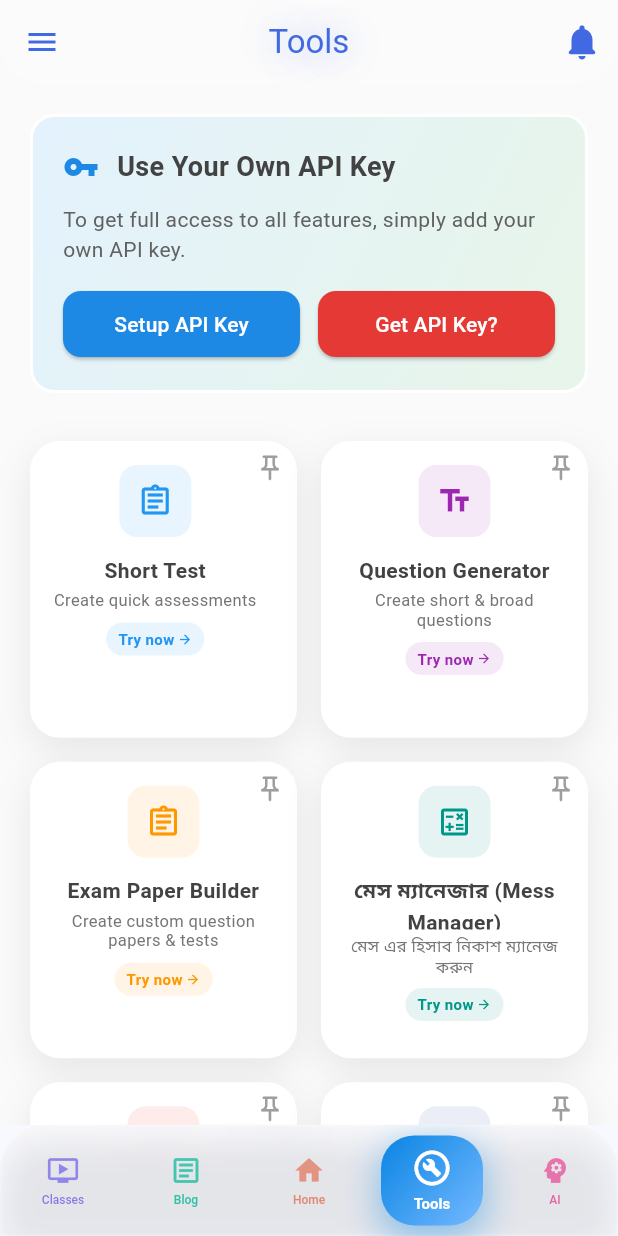
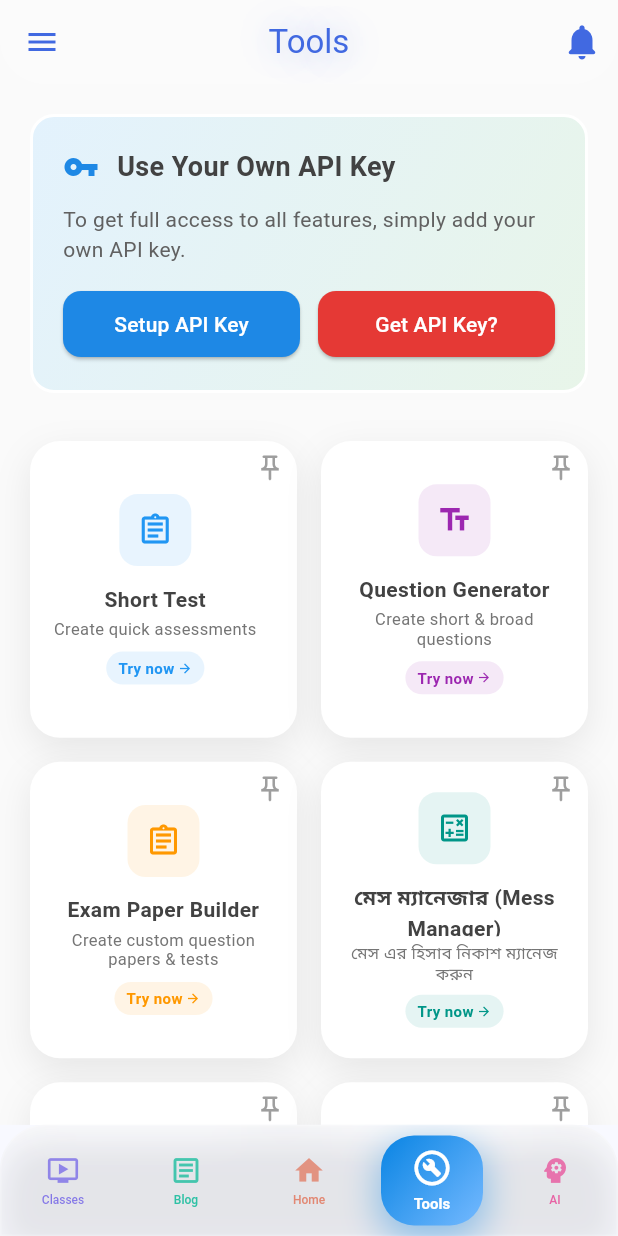
Before and after one commit to Pi-Dev-0/Pi-QBank, a Flutter app: the screen it shows after launch, item 4 of the bottom bar chosen, on a phone screen of 412 x 824 dp. Run offline on Flutter 3.47's test engine with Material 3 defaults, Android fonts, the phone set to English and light mode, and no system bars; our stand-ins replace connectivity_plus, file_picker, flutter_tts, image_picker, logger, open_file and 7 more; missing offline and left inert: flutter_pdfview; network calls fail; Roboto replaces fonts that are missing (HindSiliguri).

Commit message:
fix: Update ToolsPage to ensure pinned state loads correctly and adjust layout properties for better UI

```diff
--- a/lib/pages/tools_page.dart
+++ b/lib/pages/tools_page.dart
@@ -131,7 +131,9 @@ class _ToolsPageState extends State<ToolsPage> {
         },
       ),
     ];
-    _loadPinnedState();
+    _loadPinnedState().then((_) {
+      setState(() {});
+    });
   }
 
   Future<void> _loadPinnedState() async {
@@ -325,7 +327,8 @@ class _ToolsPageState extends State<ToolsPage> {
                 padding: const EdgeInsets.all(16),
                 child: Column(
                   mainAxisAlignment: MainAxisAlignment.center,
-                  mainAxisSize: MainAxisSize.min,
+                  crossAxisAlignment: CrossAxisAlignment.center,
+                  mainAxisSize: MainAxisSize.max,
                   children: [
                     Container(
                       padding: const EdgeInsets.all(12),
```
